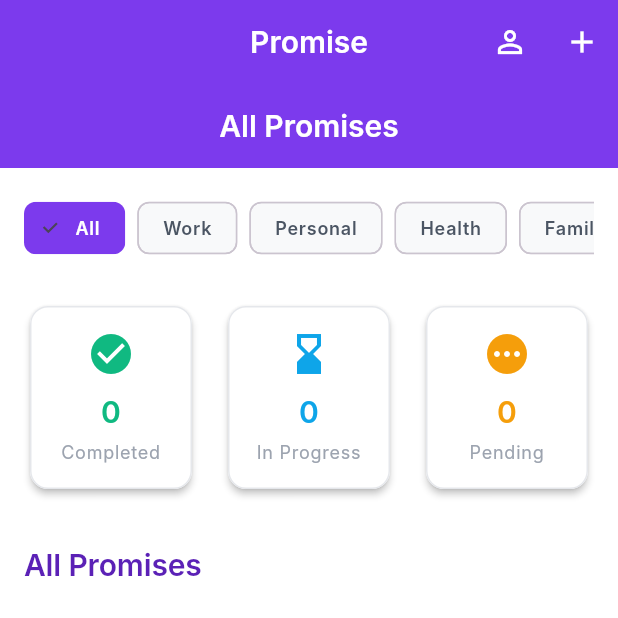
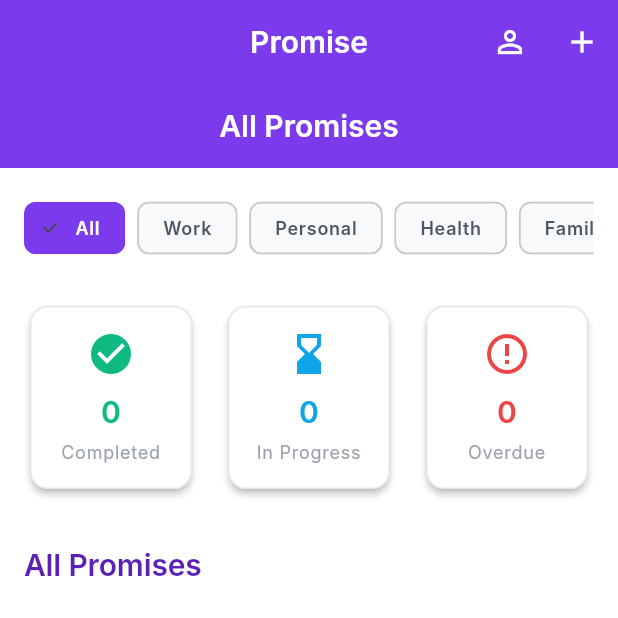
Before and after one commit to cemfukara/CS310, a Flutter app: the screen it shows once a user with an empty profile is signed in, item 3 of the bottom bar chosen, on a phone screen of 412 x 824 dp, the top half of it. Run offline on Flutter 3.47's test engine with Material 3 defaults, Android fonts, the phone set to English and light mode, and no system bars; our stand-ins replace cloud_firestore, firebase_auth, firebase_core, shared_preferences; accounts and stored records are empty; Roboto replaces fonts that are missing (Inter).

Commit message:
Promise completion logic and buttons added also pending box changed to overdue box which is more relevant to promise logic

```diff
--- a/lib/screens/promises_screen.dart
+++ b/lib/screens/promises_screen.dart
@@ -77,18 +77,19 @@ class _PromisesScreenState extends State<PromisesScreen> {
         final allPromises = promiseProvider.promises;
 
         // 1. Calculate Stats
+        int overdueCount = 0;
         int completedCount = 0;
         int inProgressCount = 0;
-        int pendingCount = 0;
 
         for (var p in allPromises) {
           String status = _getStatus(p);
           if (status == 'Completed') {
             completedCount++;
-          } else if (status == 'In Progress')
+          } else if (status == 'In Progress') {
             inProgressCount++;
-          else
-            pendingCount++; // Groups Pending and Overdue for simple stats
+          } else if (status == 'Overdue') {
+            overdueCount++;
+          }
         }
 
         // 2. Filter List based on Category
@@ -179,10 +180,10 @@ class _PromisesScreenState extends State<PromisesScreen> {
                       const SizedBox(width: AppStyles.paddingMedium),
                       Expanded(
                         child: _buildStatCard(
-                          icon: Icons.pending,
-                          label: 'Pending',
-                          value: '$pendingCount',
-                          color: AppStyles.warningOrange,
+                          icon: Icons.error_outline,
+                          label: 'Overdue',
+                          value: '$overdueCount',
+                          color: AppStyles.errorRed,
                         ),
                       ),
                     ],
```
Also changed, not shown: lib/screens/home_dashboard_screen.dart (+36 -8 lines), lib/screens/schedule_screen.dart (+16 -2 lines).
